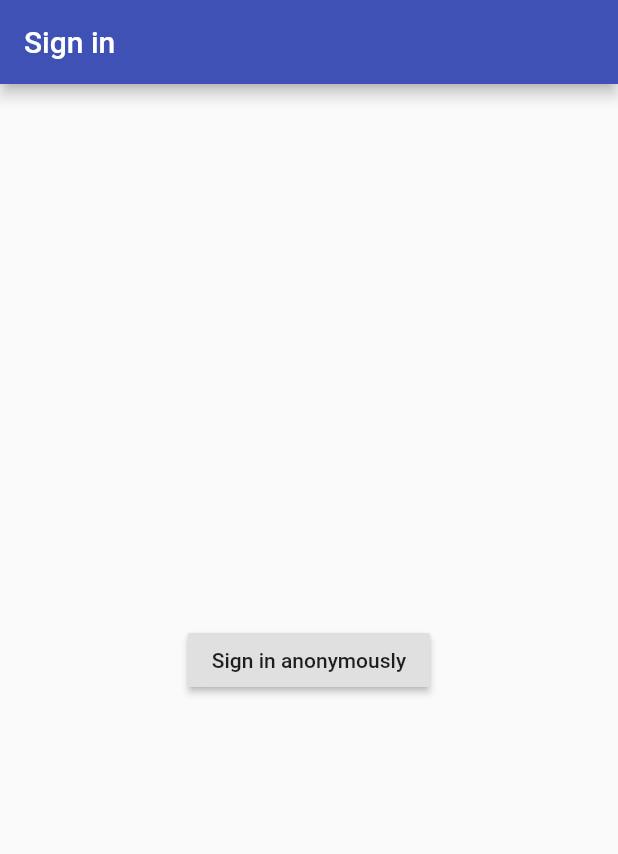
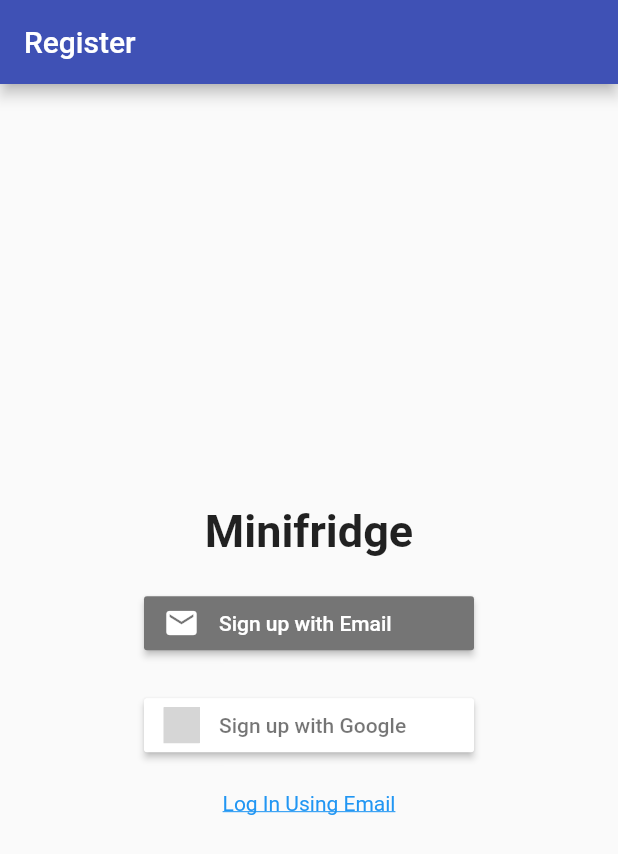
Before and after one commit to ericadu/minifridge, a Flutter app: the screen it shows after launch, on a phone screen of 412 x 824 dp. Shown: the top 854 px of the screen. Run offline on Flutter 3.47's test engine with Material 2 defaults, Android fonts, the phone set to English and light mode, and no system bars; our stand-ins replace firebase_auth, firebase_database, flutter_signin_button, splashscreen; accounts and stored records are empty; grey boxes are pictures that could not be loaded.

Commit message:
Implement sign up.

```diff
--- a/minifridge_app/lib/main.dart
+++ b/minifridge_app/lib/main.dart
@@ -1,7 +1,9 @@
-import 'package:firebase_auth/firebase_auth.dart';
 import 'package:flutter/material.dart';
-import 'package:minifridge_app/screens/login.dart';
-import 'package:minifridge_app/screens/home.dart';
+import 'package:minifridge_app/pages/landing.dart';
+import 'package:minifridge_app/pages/login.dart';
+import 'package:minifridge_app/pages/home.dart';
+import 'package:minifridge_app/pages/register.dart';
+import 'package:minifridge_app/pages/signup.dart';
 
 void main() {
   runApp(MyApp());
@@ -29,31 +31,13 @@ class MyApp extends StatelessWidget {
         // closer together (more dense) than on mobile platforms.
         visualDensity: VisualDensity.adaptivePlatformDensity,
       ),
-      home: LandingScreen(),
+      home: LandingPage(),
+      routes: <String, WidgetBuilder> {
+        '/home': (BuildContext contect) => HomePage(),
+        '/login': (BuildContext context) => LoginPage(),
+        '/register': (BuildContext context) => RegisterPage(),
+        '/signup': (BuildContext context) => SignupPage(),
+      }
     );
   }
 }
-
-class LandingScreen extends StatelessWidget {
-  @override
-  Widget build(BuildContext context) {
-    return StreamBuilder<FirebaseUser>(
-      stream: FirebaseAuth.instance.onAuthStateChanged,
-      builder: (context, snapshot) {
-        if (snapshot.connectionState == ConnectionState.active) {
-          FirebaseUser user = snapshot.data;
-          if (user == null) {
-            return LoginScreen();
-          }
-          return HomeScreen();
-        } else {
-          return Scaffold(
-            body: Center(
-              child: CircularProgressIndicator(),
-            ),
-          );
-        }
-      },
-    );
-  }
-}
--- a/minifridge_app/lib/screens/home.dart
+++ b/minifridge_app/lib/pages/home.dart
@@ -2,7 +2,7 @@ import 'dart:async';
 import 'package:firebase_auth/firebase_auth.dart';
 import 'package:flutter/material.dart';
 
-class HomeScreen extends StatelessWidget {
+class HomePage extends StatelessWidget {
 
   Future<void> _signOut() async {
     try {
@@ -30,6 +30,7 @@ class HomeScreen extends StatelessWidget {
           ),
         ],
       ),
+      body: Center(child: Text('Welcome!')),
     );
   }
 }
--- a/minifridge_app/lib/screens/login.dart
+++ b/minifridge_app/lib/pages/login.dart
@@ -1,7 +1,7 @@
 import 'package:flutter/material.dart';
 import 'package:firebase_auth/firebase_auth.dart';
 
-class LoginScreen extends StatelessWidget {
+class LoginPage extends StatelessWidget {
 
   Future<void> _signInAnonymously() async {
     try {
--- /dev/null
+++ b/minifridge_app/lib/pages/register.dart
@@ -0,0 +1,54 @@
+import 'package:flutter/material.dart';
+import 'package:flutter_signin_button/button_list.dart';
+import 'package:flutter_signin_button/button_view.dart';
+
+class RegisterPage extends StatelessWidget {
+  @override
+  Widget build(BuildContext context) {
+    return Scaffold(
+        appBar: AppBar(
+          title: Text('Register'),
+        ),
+        body: Center(
+          child: Column(mainAxisAlignment: MainAxisAlignment.center, children: <
+              Widget>[
+            Padding(
+              padding: EdgeInsets.all(10.0),
+              child: Text("Minifridge",
+                  style: TextStyle(
+                      fontWeight: FontWeight.bold,
+                      fontSize: 30,
+                      fontFamily: 'Roboto')),
+            ),
+            Padding(
+              padding: EdgeInsets.all(10.0),
+              child: SignInButton(
+                Buttons.Email,
+                text: "Sign up with Email",
+                onPressed: () {
+                  Navigator.pushNamed(context, '/signup');
+                },
+              )),
+            Padding(
+              padding: EdgeInsets.all(10.0),
+              child: SignInButton(
+                Buttons.Google,
+                text: "Sign up with Google",
+                onPressed: () {},
+              )),
+            Padding(
+              padding: EdgeInsets.all(10.0),
+              child: GestureDetector(
+                child: Text("Log In Using Email",
+                  style: TextStyle(
+                    decoration: TextDecoration.underline,
+                    color: Colors.blue)),
+                onTap: () {
+                  Navigator.pushNamed(context, '/login');
+                }
+              )
+            )
+          ]),
+        ));
+  }
+}
--- a/minifridge_app/pubspec.yaml
+++ b/minifridge_app/pubspec.yaml
@@ -26,6 +26,9 @@ dependencies:
   firebase_core: ^0.4.0+9
   firebase_analytics: ^5.0.2
   firebase_auth: ^0.14.0+5
+  firebase_database: ^3.1.1
+  flutter_signin_button: ^1.0.0
+  splashscreen : 1.2.0
 
   # The following adds the Cupertino Icons font to your application.
   # Use with the CupertinoIcons class for iOS style icons.
```
Also changed, not shown: minifridge_app/lib/pages/landing.dart (added, +39 -0 lines), minifridge_app/lib/pages/signup.dart (added, +139 -0 lines), minifridge_app/pubspec.lock.
